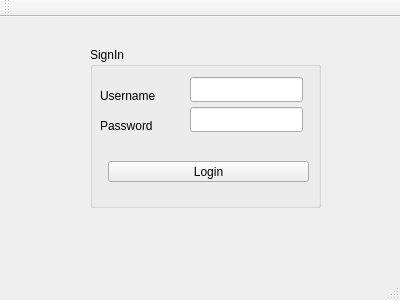
Before: the Qt Designer form updated_code/qtauthentication/mainwindow.ui in atdh/individual_project_db_3010, drawn with Qt 5.
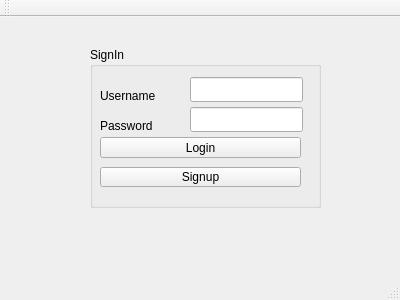
After: the same form once the commit is applied.

The edit to the form file:
```diff
--- a/updated_code/qtauthentication/mainwindow.ui
+++ b/updated_code/qtauthentication/mainwindow.ui
@@ -75,8 +75,8 @@
     <widget class="QPushButton" name="pushButton_login">
      <property name="geometry">
       <rect>
-       <x>18</x>
-       <y>114</y>
+       <x>10</x>
+       <y>90</y>
        <width>201</width>
        <height>21</height>
       </rect>
@@ -85,6 +85,19 @@
       <string>Login</string>
      </property>
     </widget>
+    <widget class="QPushButton" name="pushButton_signup">
+     <property name="geometry">
+      <rect>
+       <x>10</x>
+       <y>120</y>
+       <width>201</width>
+       <height>20</height>
+      </rect>
+     </property>
+     <property name="text">
+      <string>Signup</string>
+     </property>
+    </widget>
    </widget>
   </widget>
   <widget class="QMenuBar" name="menuBar">
```
